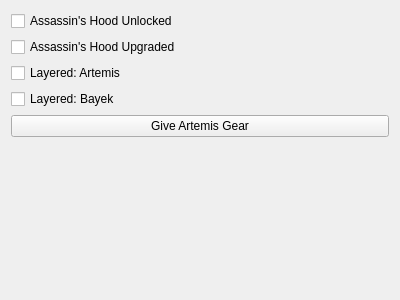
The window that gui/limitedunlocks.ui (EnderHDMC/MHWISaveEditor) describes before a commit, drawn with Qt 5.
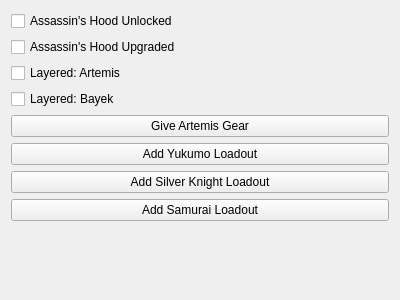
The same window after the commit.

Commit message: Give limited layered loadouts

Diff of the .ui file:
```diff
--- a/gui/limitedunlocks.ui
+++ b/gui/limitedunlocks.ui
@@ -49,6 +49,27 @@
      </property>
     </widget>
    </item>
+   <item>
+    <widget class="QPushButton" name="btnGiveYukumoLoadout">
+     <property name="text">
+      <string>Add Yukumo Loadout</string>
+     </property>
+    </widget>
+   </item>
+   <item>
+    <widget class="QPushButton" name="btnGiveSilverKnightLoadout">
+     <property name="text">
+      <string>Add Silver Knight Loadout</string>
+     </property>
+    </widget>
+   </item>
+   <item>
+    <widget class="QPushButton" name="btnGiveSamuraiLoadout">
+     <property name="text">
+      <string>Add Samurai Loadout</string>
+     </property>
+    </widget>
+   </item>
    <item>
     <spacer name="verticalSpacer">
      <property name="orientation">
```
Left out of the diff: 51 changed lines with no effect on the pictures. The commit also changes 13 other files.
